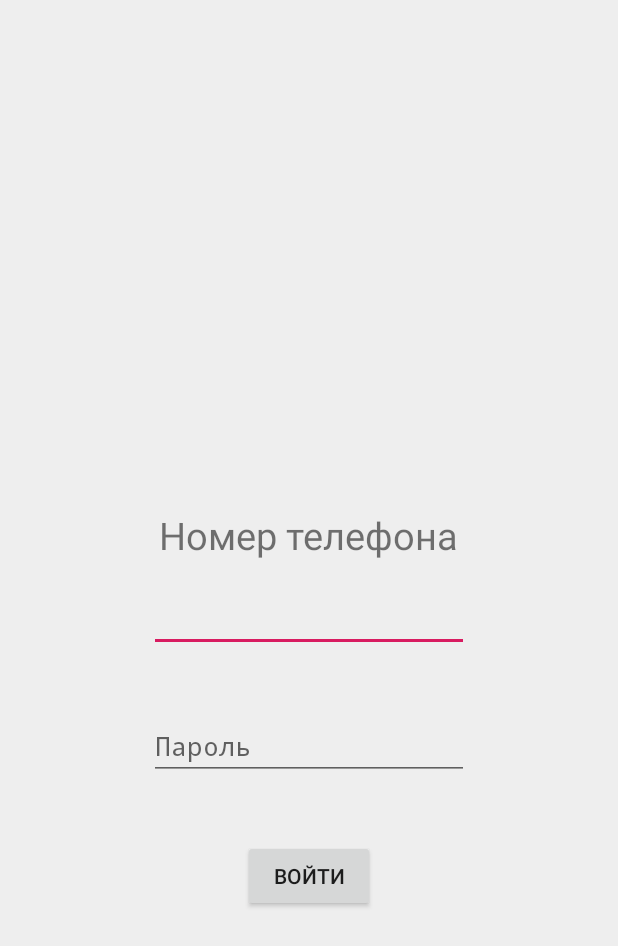
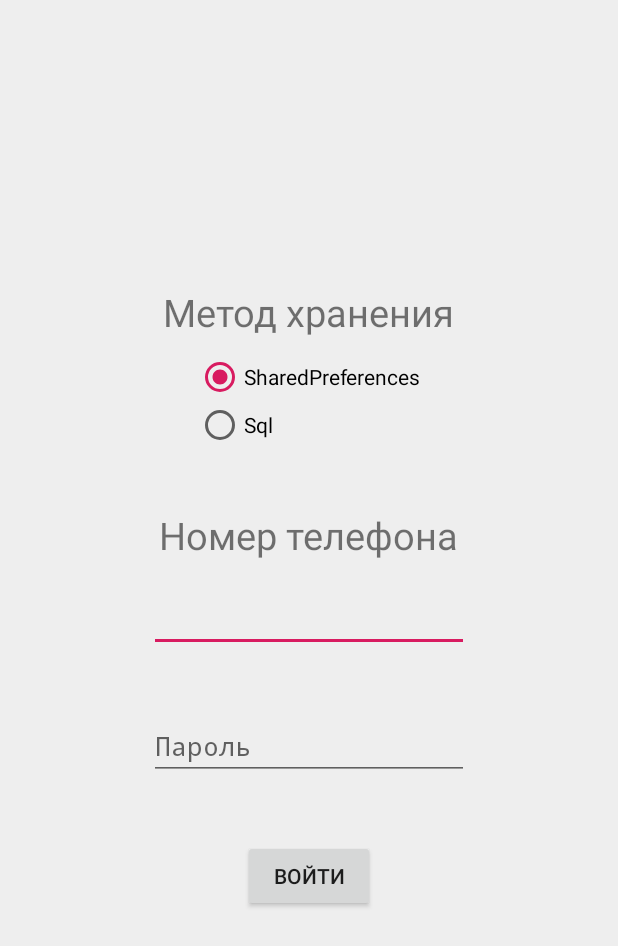
Before and after one commit to koles-doc96/SmCenterAndroid, an Android app: the screen it shows after launch (MainActivity), on a phone screen of 412 x 824 dp. Shown: the top 946 px of the screen. Run offline under Robolectric (Android 15) with nearby library versions, the phone set to English and light mode, and no system bars; libraries missing offline, so code that uses them is left out: com.github.pinball83.maskededittext; plain views replace MaskedEditText; 2 statements that could not run were skipped.

Commit message:
Добавил на экран радиокнопки + их обработчик

```diff
--- a/app/src/main/res/layout/activity_main.xml
+++ b/app/src/main/res/layout/activity_main.xml
@@ -10,6 +10,17 @@
     <RelativeLayout
         android:layout_width="match_parent"
         android:layout_height="match_parent">
+
+        <TextView
+            android:id="@+id/textView2"
+            android:layout_width="wrap_content"
+            android:layout_height="wrap_content"
+            android:text="@string/MethodSave"
+            android:layout_above="@id/radioSaveGroup"
+            android:layout_centerInParent="true"
+            android:layout_marginBottom="10dp"
+            android:textSize="25sp"
+            />
 
         <com.github.pinball83.maskededittext.MaskedEditText
             android:id="@+id/phone"
@@ -53,7 +64,32 @@
             android:layout_centerInParent="true"
             android:layout_above="@id/phone"
             android:layout_marginBottom="15dp"
-            android:textSize="25dp"
+            android:textSize="25sp"
             android:text="@string/numberPhone" />
+
+        <RadioGroup
+            android:id="@+id/radioSaveGroup"
+            android:layout_width="wrap_content"
+            android:layout_height="wrap_content"
+            android:layout_above="@id/textView"
+            android:layout_centerInParent="true"
+            android:layout_marginBottom="40dp">
+
+            <RadioButton
+                android:id="@+id/radioButtonShared"
+                android:layout_width="wrap_content"
+                android:layout_height="wrap_content"
+                android:layout_weight="1"
+                android:checked="true"
+                android:text="@string/sharedpreferences" />
+
+            <RadioButton
+                android:id="@+id/radioButtonSql"
+                android:layout_width="wrap_content"
+                android:layout_height="wrap_content"
+                android:layout_weight="1"
+                android:checked="false"
+                android:text="@string/sql" />
+        </RadioGroup>
     </RelativeLayout>
 </androidx.constraintlayout.widget.ConstraintLayout>
--- a/app/src/main/res/values/strings.xml
+++ b/app/src/main/res/values/strings.xml
@@ -11,4 +11,7 @@
     <string name="passwordParam">pwd</string>
     <string name="rusCode">+7</string>
     <string name="connectWarning">Ошибка сети \n попробуйте еще раз</string>
+    <string name="sharedpreferences">SharedPreferences</string>
+    <string name="sql">Sql</string>
+    <string name="MethodSave">Метод хранения</string>
 </resources>
```
Also changed, not shown: app/src/main/java/ru/kolesnikov/sm_center/MainActivity.java (+27 -71 lines), app/src/main/java/ru/kolesnikov/sm_center/ResultActivity.java (+21 -14 lines).
